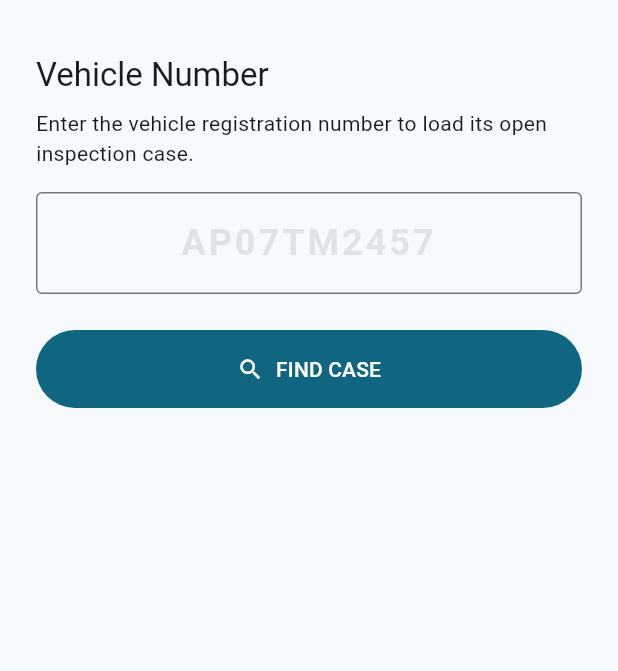
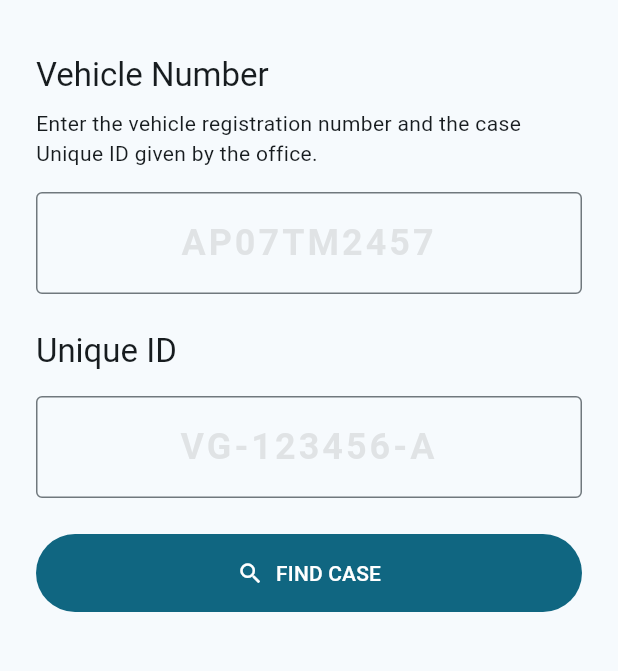
Before and after one commit to suryagodavarthi/vehga-camera-app, a Flutter app: the VehicleEntryScreen screen opened directly, on a phone screen of 412 x 824 dp, the part 66-737 px from its top. Run offline on Flutter 3.47's test engine with Material 3 defaults, Android fonts, the phone set to English and light mode, and no system bars; our stand-ins replace camera, geocoding, geolocator, shared_preferences, video_player; missing offline and left inert: ffmpeg_kit_flutter_new, gal; accounts and stored records are empty; network calls fail.

Commit message:
Ask for the case Unique ID before opening a case
After login, the inspector now enters the vehicle number AND the case's
Unique ID (e.g. VG-519499-K, the reference the portal shows on every case).
The photo checklist opens only when both belong to the same open case.
Version 0.3.0+3.

The app finds open cases by vehicle number as before, then asks the
backend for each one's Unique ID (GET /valuations/{id}/reference, the
same call the portal makes) and compares, ignoring case, spaces and
dashes. No backend change: that endpoint is already live.

The ID names exactly one case, so a vehicle with an open case in both
Vehga and Pronto is no longer refused with the "capture offline" dialog;
the ID decides which company's case it is. The Unique ID is also shown
in the checklist header.

Co-Authored-By: Claude Opus 5.5 <noreply@anthropic.com>

```diff
--- a/lib/models/open_case.dart
+++ b/lib/models/open_case.dart
@@ -35,6 +35,14 @@ class OpenCase {
   /// multi-brand carry no brand at all, which the backend defines as Vehga.
   final String brand;
 
+  /// The case's Unique ID as the portal shows it, e.g. "VG-519499-K".
+  ///
+  /// Not part of the open-cases listing — that comes from the Workflows table,
+  /// and the reference lives on the Cosmos document — so it is null until
+  /// [ApiClient.findOpenCase] has fetched it and matched it to what the
+  /// inspector typed.
+  final String? referenceNumber;
+
   OpenCase({
     required this.valuationId,
     required this.vehicleNumber,
@@ -44,7 +52,20 @@ class OpenCase {
     this.workflow,
     this.workflowStepOrder = 0,
     this.brand = kBrandVehga,
+    this.referenceNumber,
   });
+
+  OpenCase withReference(String referenceNumber) => OpenCase(
+        valuationId: valuationId,
+        vehicleNumber: vehicleNumber,
+        applicantContact: applicantContact,
+        applicantName: applicantName,
+        status: status,
+        workflow: workflow,
+        workflowStepOrder: workflowStepOrder,
+        brand: brand,
+        referenceNumber: referenceNumber,
+      );
 
   factory OpenCase.fromJson(Map<String, dynamic> json) {
     String read(List<String> keys) {
@@ -76,3 +97,8 @@ class OpenCase {
 /// "AP07 TM 2457", "ap07-tm-2457" and "AP07TM2457" all match.
 String normalizeVehicleNumber(String value) =>
     value.toUpperCase().replaceAll(RegExp(r'[^A-Z0-9]'), '');
+
+/// Same treatment for the Unique ID, so "vg 519499 k", "VG519499K" and
+/// "VG-519499-K" all match.
+String normalizeReference(String value) =>
+    value.toUpperCase().replaceAll(RegExp(r'[^A-Z0-9]'), '');
--- a/lib/screens/photo_checklist_screen.dart
+++ b/lib/screens/photo_checklist_screen.dart
@@ -673,9 +673,12 @@ class _PhotoChecklistScreenState extends State<PhotoChecklistScreen> {
             padding: const EdgeInsets.only(bottom: 8),
             child: Text(
               [
+                if ((c.referenceNumber ?? '').isNotEmpty) c.referenceNumber!,
                 if ((c.applicantName ?? '').isNotEmpty) c.applicantName!,
                 if (c.applicantContact.isNotEmpty) c.applicantContact,
               ].join(' • '),
+              maxLines: 1,
+              overflow: TextOverflow.ellipsis,
               style: const TextStyle(fontSize: 13),
             ),
           ),
--- a/lib/screens/vehicle_entry_screen.dart
+++ b/lib/screens/vehicle_entry_screen.dart
@@ -2,7 +2,6 @@ import 'package:flutter/material.dart';
 import 'package:flutter/services.dart';
 
 import '../services/api_client.dart';
-import 'offline_capture_screen.dart';
 import 'photo_checklist_screen.dart';
 
 class VehicleEntryScreen extends StatefulWidget {
@@ -14,24 +13,34 @@ class VehicleEntryScreen extends StatefulWidget {
 
 class _VehicleEntryScreenState extends State<VehicleEntryScreen> {
   final _vehicleController = TextEditingController();
+  final _uniqueIdController = TextEditingController();
+  final _uniqueIdFocus = FocusNode();
   bool _busy = false;
 
   @override
   void dispose() {
     _vehicleController.dispose();
+    _uniqueIdController.dispose();
+    _uniqueIdFocus.dispose();
     super.dispose();
   }
 
   Future<void> _search() async {
     final vehicleNumber = _vehicleController.text.trim();
+    final uniqueId = _uniqueIdController.text.trim();
     if (vehicleNumber.isEmpty) {
       _showMessage('Enter the vehicle number.');
+      return;
+    }
+    if (uniqueId.isEmpty) {
+      _showMessage('Enter the case Unique ID.');
+      _uniqueIdFocus.requestFocus();
       return;
     }
 
     setState(() => _busy = true);
     try {
-      final openCase = await ApiClient.findOpenCase(vehicleNumber);
+      final openCase = await ApiClient.findOpenCase(vehicleNumber, uniqueId);
       if (!mounted) return;
       if (openCase == null) {
         _showMessage('No open case found for "$vehicleNumber". '
@@ -40,40 +49,10 @@ class _VehicleEntryScreenState extends State<VehicleEntryScreen> {
       }
       Navigator.of(context).push(MaterialPageRoute(
           builder: (_) => PhotoChecklistScreen(openCase: openCase)));
-    } on AmbiguousBrandException catch (e) {
-      await _showAmbiguousBrand(e);
     } on ApiException catch (e) {
       _showMessage(e.message);
     } finally {
       if (mounted) setState(() => _busy = false);
-    }
-  }
-
-  /// The vehicle has an open case in both companies. Nothing the app can see
-  /// says which one the inspector is standing in front of, so it refuses to
-  /// guess and offers offline capture instead — a snackbar would be too easy
-  /// to miss for something that stops the inspection.
-  Future<void> _showAmbiguousBrand(AmbiguousBrandException e) async {
-    if (!mounted) return;
-    final goOffline = await showDialog<bool>(
-      context: context,
-      builder: (context) => AlertDialog(
-        icon: const Icon(Icons.error_outline),
-        title: const Text('Case exists in both companies'),
-        content: Text(e.message),
-        actions: [
-          TextButton(
-              onPressed: () => Navigator.pop(context, false),
-              child: const Text('Cancel')),
-          FilledButton(
-              onPressed: () => Navigator.pop(context, true),
-              child: const Text('Capture offline')),
-        ],
-      ),
-    );
-    if (goOffline == true && mounted) {
-      await Navigator.of(context).push(MaterialPageRoute(
-          builder: (_) => const OfflineCaptureScreen()));
     }
   }
 
@@ -85,6 +64,15 @@ class _VehicleEntryScreenState extends State<VehicleEntryScreen> {
 
   @override
   Widget build(BuildContext context) {
+    // Faint so the examples can't be mistaken for real values.
+    final faintHint = TextStyle(
+      color: Colors.grey.withValues(alpha: 0.25),
+      fontWeight: FontWeight.bold,
+      letterSpacing: 2,
+    );
+    const entryStyle =
+        TextStyle(fontSize: 24, fontWeight: FontWeight.bold, letterSpacing: 2);
+
     return Scaffold(
       appBar: AppBar(
         title: Image.asset('assets/logo.png', height: 32),
@@ -99,8 +87,8 @@ class _VehicleEntryScreenState extends State<VehicleEntryScreen> {
               Text('Vehicle Number',
                   style: Theme.of(context).textTheme.titleLarge),
               const SizedBox(height: 8),
-              const Text('Enter the vehicle registration number to load '
-                  'its open inspection case.'),
+              const Text('Enter the vehicle registration number and the '
+                  'case Unique ID given by the office.'),
               const SizedBox(height: 16),
               TextField(
                 controller: _vehicleController,
@@ -110,19 +98,34 @@ class _VehicleEntryScreenState extends State<VehicleEntryScreen> {
                   FilteringTextInputFormatter.allow(RegExp(r'[a-zA-Z0-9 -]')),
                   UpperCaseTextFormatter(),
                 ],
-                style: const TextStyle(
-                    fontSize: 24,
-                    fontWeight: FontWeight.bold,
-                    letterSpacing: 2),
+                style: entryStyle,
                 textAlign: TextAlign.center,
+                textInputAction: TextInputAction.next,
                 decoration: InputDecoration(
                   hintText: 'AP07TM2457',
-                  // Faint so the example can't be mistaken for a real number.
-                  hintStyle: TextStyle(
-                    color: Colors.grey.withValues(alpha: 0.25),
-                    fontWeight: FontWeight.bold,
-                    letterSpacing: 2,
-                  ),
+                  hintStyle: faintHint,
+                  border: const OutlineInputBorder(),
+                ),
+                onSubmitted: (_) => _uniqueIdFocus.requestFocus(),
+              ),
+              const SizedBox(height: 24),
+              Text('Unique ID', style: Theme.of(context).textTheme.titleLarge),
+              const SizedBox(height: 16),
+              TextField(
+                controller: _uniqueIdController,
+                focusNode: _uniqueIdFocus,
+                textCapitalization: TextCapitalization.characters,
+                autocorrect: false,
+                inputFormatters: [
+                  FilteringTextInputFormatter.allow(RegExp(r'[a-zA-Z0-9 -]')),
+                  UpperCaseTextFormatter(),
+                ],
+                style: entryStyle,
+                textAlign: TextAlign.center,
+                textInputAction: TextInputAction.search,
+                decoration: InputDecoration(
+                  hintText: 'VG-123456-A',
+                  hintStyle: faintHint,
                   border: const OutlineInputBorder(),
                 ),
                 onSubmitted: (_) => _search(),
--- a/lib/services/api_client.dart
+++ b/lib/services/api_client.dart
@@ -15,19 +15,6 @@ class ApiException implements Exception {
 
   @override
   String toString() => message;
-}
-
-/// The vehicle has an open case in both Vehga and Pronto, so the app cannot
-/// tell which company this inspection belongs to. Capture offline and let the
-/// office attach the photos to the right case.
-class AmbiguousBrandException extends ApiException {
-  final String vehicleNumber;
-
-  AmbiguousBrandException(this.vehicleNumber)
-      : super('$vehicleNumber has an open case in both Vehga and Pronto, so '
-            'this app cannot tell which one these photos belong to.\n\n'
-            'Please capture offline — the office will attach the photos to '
-            'the correct case.');
 }
 
 class ApiClient {
@@ -71,20 +58,25 @@ class ApiClient {
   }
 
   /// GET /valuations/workflows/open — finds the open case whose vehicle
-  /// number matches [vehicleNumber] (ignoring spaces/dashes/case), and with it
-  /// the company that case belongs to.
+  /// number matches [vehicleNumber] (ignoring spaces/dashes/case) AND whose
+  /// Unique ID matches [uniqueId], and with it the company that case belongs
+  /// to.
   ///
   /// This is the one call that deliberately sends no `X-Brand`. The app has no
   /// brand until a case is found, so the lookup has to see both companies'
   /// cases to work out which one this vehicle belongs to — scoping it would
   /// defeat the detection it exists to perform.
   ///
-  /// Throws [AmbiguousBrandException] when the vehicle has an open case in
-  /// both companies. That is legitimate (the same vehicle can be inspected for
-  /// both), but nothing here can tell which one the inspector is standing in
-  /// front of, and guessing would file the whole inspection under the wrong
-  /// company. The AVO captures offline instead.
-  static Future<OpenCase?> findOpenCase(String vehicleNumber) async {
+  /// The Unique ID is what makes the match certain. A vehicle number alone can
+  /// name more than one open case — one in each company, since the same
+  /// vehicle can be inspected for both, or two in one — and before the ID the
+  /// app had to refuse the first and guess at the second. The ID names exactly
+  /// one case, so neither happens.
+  ///
+  /// Returns null when the vehicle has no open case at all. Throws
+  /// [ApiException] when it has one but the Unique ID belongs to none of them.
+  static Future<OpenCase?> findOpenCase(
+      String vehicleNumber, String uniqueId) async {
     final base = await Session.apiBaseUrl();
     final http.Response res;
     try {
@@ -114,12 +106,48 @@ class ApiClient {
 
     if (matches.isEmpty) return null;
 
-    // Two cases under one company is not ambiguous — the brand is still
-    // certain — so only a split across companies is refused.
-    final brands = matches.map((c) => c.brand).toSet();
-    if (brands.length > 1) throw AmbiguousBrandException(vehicleNumber);
+    final wantedRef = normalizeReference(uniqueId);
+    final refs = await Future.wait(matches.map(_getReference));
+    for (var i = 0; i < matches.length; i++) {
+      final ref = refs[i];
+      if (ref != null && normalizeReference(ref) == wantedRef) {
+        return matches[i].withReference(ref);
+      }
+    }
 
-    return matches.first;
+    throw ApiException('Unique ID "$uniqueId" does not match the open case '
+        'for "$vehicleNumber". Check both with the office.');
+  }
+
+  /// GET /valuations/{id}/reference — the case's Unique ID, the same call the
+  /// portal makes to show it. Idempotent: it returns the stored reference and
+  /// assigns one only for an old case that never had one, exactly as opening
+  /// that case in the portal would. Null when the case document is missing.
+  static Future<String?> _getReference(OpenCase c) async {
+    final base = await Session.apiBaseUrl();
+    final http.Response res;
+    try {
+      res = await http
+          .get(
+              Uri.parse('$base/valuations/${c.valuationId}/reference'
+                  '?vehicleNumber=${Uri.encodeQueryComponent(c.vehicleNumber)}'
+                  '&applicantContact=${Uri.encodeQueryComponent(c.applicantContact)}'),
+              headers: _headers(c))
+          .timeout(const Duration(seconds: 30));
+    } on Exception {
+      throw ApiException(
+          'Could not reach the server. Check your internet connection.');
+    }
+
+    if (res.statusCode == 404) return null;
+    if (res.statusCode != 200) {
+      throw ApiException('Unique ID check failed (HTTP ${res.statusCode}).');
+    }
+
+    final data = jsonDecode(res.body);
+    if (data is! Map<String, dynamic>) return null;
+    final ref = (data['referenceNumber'] ?? data['ReferenceNumber'])?.toString();
+    return (ref == null || ref.isEmpty) ? null : ref;
   }
 
   /// GET /valuations/{id}/photos — URLs of everything already uploaded for
--- a/pubspec.yaml
+++ b/pubspec.yaml
@@ -1,7 +1,7 @@
 name: pronto_camera_app
 description: "Vehga field camera app: agency login, vehicle photo capture with location watermark, synced to whichever company the case belongs to (Vehga or Pronto)."
 publish_to: 'none'
-version: 0.2.0+2
+version: 0.3.0+3
 
 environment:
   sdk: ^3.11.4
```
